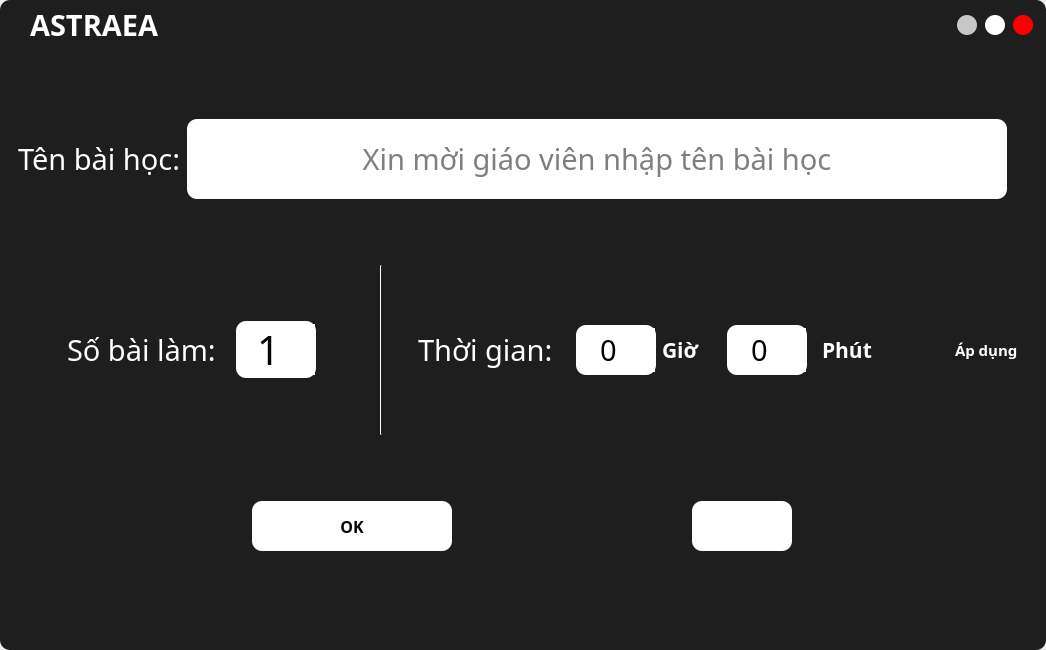
The window that UI_Files/edit_form.ui (hoangm960/Astraea) describes before a commit, drawn with Qt 5.
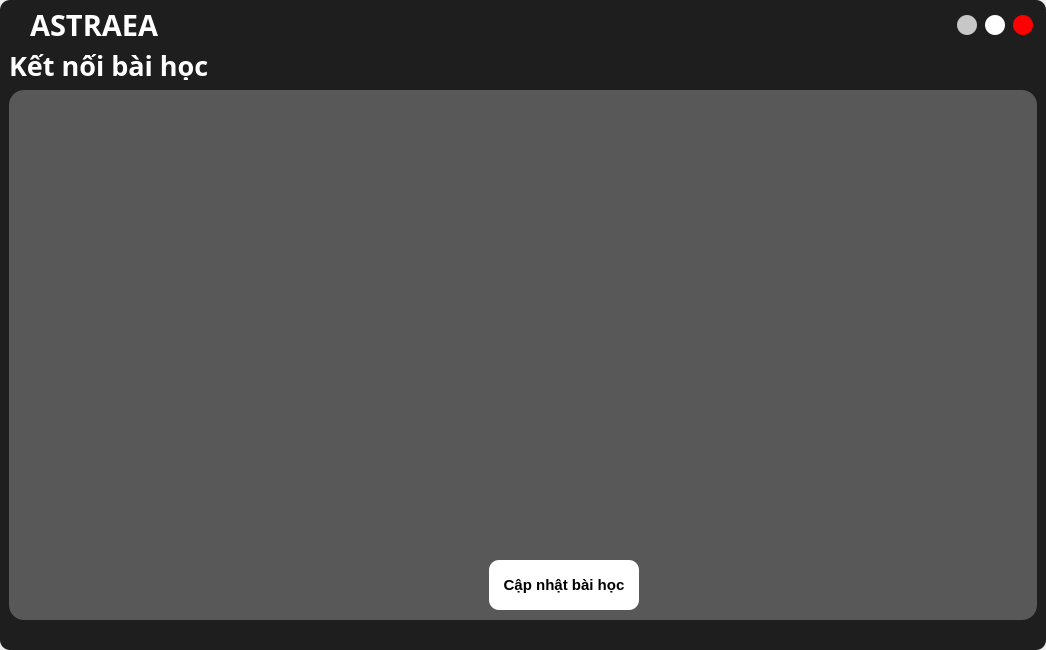
The same window after the commit. Icons and pictures are not drawn.

What changed in the file:
```diff
--- a/UI_Files/edit_form.ui
+++ b/UI_Files/edit_form.ui
@@ -355,7 +355,7 @@
 background-color: transparent;</string>
                </property>
                <property name="currentIndex">
-                <number>0</number>
+                <number>3</number>
                </property>
                <widget class="QWidget" name="Edit_Main_Frame">
                 <layout class="QVBoxLayout" name="verticalLayout_7">
@@ -1624,6 +1624,118 @@
                  </item>
                 </layout>
                </widget>
+               <widget class="QWidget" name="page">
+                <layout class="QVBoxLayout" name="verticalLayout_9">
+                 <property name="spacing">
+                  <number>10</number>
+                 </property>
+                 <property name="leftMargin">
+                  <number>9</number>
+                 </property>
+                 <property name="topMargin">
+                  <number>0</number>
+                 </property>
+                 <property name="rightMargin">
+                  <number>9</number>
+                 </property>
+                 <property name="bottomMargin">
+                  <number>0</number>
+                 </property>
+                 <item>
+                  <widget class="QLabel" name="PushLabel">
+                   <property name="minimumSize">
+                    <size>
+                     <width>0</width>
+                     <height>30</height>
+                    </size>
+                   </property>
+                   <property name="maximumSize">
+                    <size>
+                     <width>16777215</width>
+                     <height>30</height>
+                    </size>
+                   </property>
+                   <property name="font">
+                    <font>
+                     <family>iCiel Effra Regular</family>
+                     <pointsize>20</pointsize>
+                     <weight>75</weight>
+                     <bold>true</bold>
+                    </font>
+                   </property>
+                   <property name="text">
+                    <string>Kết nối bài học</string>
+                   </property>
+                  </widget>
+                 </item>
+                 <item>
+                  <widget class="QFrame" name="Push_Frame">
+                   <property name="styleSheet">
+                    <string notr="true">QFrame {
+	background-color: rgba(107, 107, 107,193);
+	border-radius: 15px;
+}</string>
+                   </property>
+                   <property name="frameShape">
+                    <enum>QFrame::StyledPanel</enum>
+                   </property>
+                   <property name="frameShadow">
+                    <enum>QFrame::Raised</enum>
+                   </property>
+                   <widget class="QPushButton" name="Push">
+                    <property name="geometry">
+                     <rect>
+                      <x>480</x>
+                      <y>470</y>
+                      <width>150</width>
+                      <height>50</height>
+                     </rect>
+                    </property>
+                    <property name="minimumSize">
+                     <size>
+                      <width>150</width>
+                      <height>50</height>
+                     </size>
+                    </property>
+                    <property name="maximumSize">
+                     <size>
+                      <width>150</width>
+                      <height>50</height>
+                     </size>
+                    </property>
+                    <property name="font">
+                     <font>
+                      <family>Segoe UI</family>
+                      <pointsize>11</pointsize>
+                      <weight>75</weight>
+                      <bold>true</bold>
+                     </font>
+                    </property>
+                    <property name="styleSheet">
+                     <string notr="true">QPushButton {
+	background-color: rgb(255, 255, 255);
+	border-radius: 10px;
+	color: rgb(0,0,0);
+}
+
+QPushButton:hover {
+	background-color: rgba(0, 0, 0, 150);
+	color: rgb(255, 255, 255);
+}
+
+QPushButton:pressed {
+	background-color: rgb(0, 0, 0);
+	color: rgb(255, 255, 255);
+}</string>
+                    </property>
+                    <property name="text">
+                     <string>Cập nhật bài học</string>
+                    </property>
+                   </widget>
+                  </widget>
+                 </item>
+                </layout>
+               </widget>
               </widget>
              </item>
             </layout>
```
Left out of the diff: 4 changed lines with no effect on the pictures.
